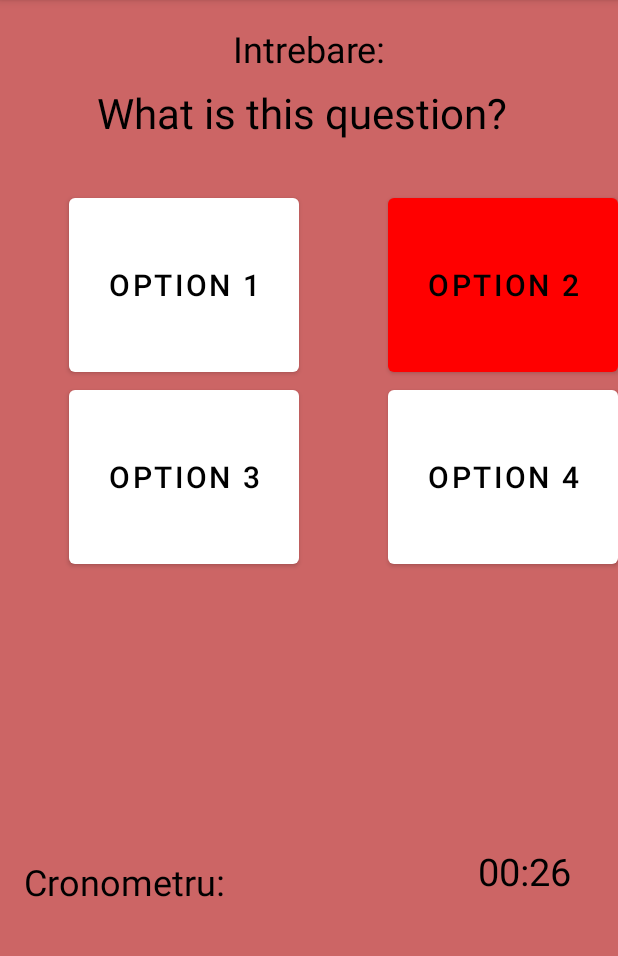
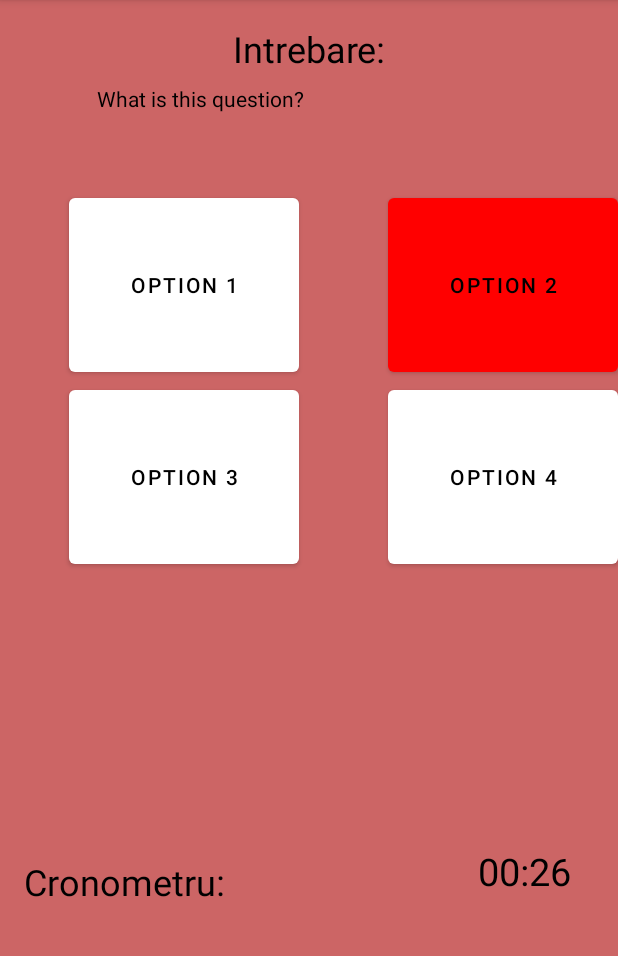
Before and after one commit to nicoletaosiceanu/CHSQuiz, an Android app: the quizut screen opened directly, with no data from a screen before it, after a tap on "OPTION 2", on a phone screen of 412 x 824 dp, the part 84-1040 px from its top. Run offline under Robolectric (Android 15) with nearby library versions, the phone set to English and light mode, and no system bars; our stand-ins replace Firebase (no records; nobody signed in at launch, a user with empty details on screens opened directly); 9 statements that could not run were skipped; 1 other tap on this screen came first.

Commit message:
quizgatafaraintrbrandom commit

```diff
--- a/app/src/main/java/com/example/chsquiz/quizut.java
+++ b/app/src/main/java/com/example/chsquiz/quizut.java
@@ -41,11 +41,12 @@ public class quizut extends AppCompatActivity {
         intrebare=(TextView)findViewById(R.id.intrb);
         cronometru=(TextView)findViewById(R.id.crono);
 
-
-        updateQuestion();
+        Intent ii=getIntent();
+        String materia=ii.getStringExtra("numematerie");
+        updateQuestion(materia);
         reverseTimer(30,timerTxt);
     }
-    private  void updateQuestion()
+    private  void updateQuestion(String mat)
     {
         total++;
         if(total>4)
@@ -60,7 +61,7 @@ public class quizut extends AppCompatActivity {
         }
         else
         {
-            reference= FirebaseDatabase.getInstance().getReference().child("Questions").child(String.valueOf(total));
+            reference= FirebaseDatabase.getInstance().getReference().child("TOATEMATERIILE").child(mat).child(String.valueOf(total));
             //total++;
             reference.addValueEventListener(new ValueEventListener()
             {
@@ -86,7 +87,7 @@ public class quizut extends AppCompatActivity {
                                     public void run() {
                                         correct++;
                                         b1.setBackgroundColor(Color.parseColor("#FFFFFF"));
-                                        updateQuestion();
+                                        updateQuestion(mat);
                                     }
                                 },1500);
                             }
@@ -126,7 +127,7 @@ public class quizut extends AppCompatActivity {
                                         b2.setBackgroundColor(Color.parseColor("#FFFFFF"));
                                         b3.setBackgroundColor(Color.parseColor("#FFFFFF"));
                                         b4.setBackgroundColor(Color.parseColor("#FFFFFF"));
-                                        updateQuestion();
+                                        updateQuestion(mat);
                                     }
                                 },1500);
 
@@ -151,7 +152,7 @@ public class quizut extends AppCompatActivity {
                                     public void run() {
                                         correct++;
                                         b2.setBackgroundColor(Color.parseColor("#FFFFFF"));
-                                        updateQuestion();
+                                        updateQuestion(mat);
                                     }
                                 },1500);
                             }
@@ -183,7 +184,7 @@ public class quizut extends AppCompatActivity {
                                         b2.setBackgroundColor(Color.parseColor("#FFFFFF"));
                                         b3.setBackgroundColor(Color.parseColor("#FFFFFF"));
                                         b4.setBackgroundColor(Color.parseColor("#FFFFFF"));
-                                        updateQuestion();
+                                        updateQuestion(mat);
                                     }
                                 },1500);
 
@@ -205,7 +206,7 @@ public class quizut extends AppCompatActivity {
                                     public void run() {
                                         correct++;
                                         b3.setBackgroundColor(Color.parseColor("#FFFFFF"));
-                                        updateQuestion();
+                                        updateQuestion(mat);
                                     }
                                 },1500);
                             }
@@ -237,7 +238,7 @@ public class quizut extends AppCompatActivity {
                                         b2.setBackgroundColor(Color.parseColor("#FFFFFF"));
                                         b3.setBackgroundColor(Color.parseColor("#FFFFFF"));
                                         b4.setBackgroundColor(Color.parseColor("#FFFFFF"));
-                                        updateQuestion();
+                                        updateQuestion(mat);
                                     }
                                 },1500);
 
@@ -260,7 +261,7 @@ public class quizut extends AppCompatActivity {
                                     public void run() {
                                         correct++;
                                         b4.setBackgroundColor(Color.parseColor("#FFFFFF"));
-                                        updateQuestion();
+                                        updateQuestion(mat);
                                     }
                                 },1500);
                             }
@@ -292,7 +293,7 @@ public class quizut extends AppCompatActivity {
                                         b2.setBackgroundColor(Color.parseColor("#FFFFFF"));
                                         b3.setBackgroundColor(Color.parseColor("#FFFFFF"));
                                         b4.setBackgroundColor(Color.parseColor("#FFFFFF"));
-                                        updateQuestion();
+                                        updateQuestion(mat);
                                     }
                                 },1500);
 
--- a/app/src/main/res/layout/activity_main.xml
+++ b/app/src/main/res/layout/activity_main.xml
@@ -16,7 +16,7 @@
         android:text="What is this question?"
 
         android:textColor="#000000"
-        android:textSize="28sp"
+        android:textSize="14sp"
         app:layout_constraintEnd_toEndOf="parent"
         app:layout_constraintStart_toStartOf="parent"
         app:layout_constraintTop_toBottomOf="@+id/intrb" />
@@ -31,7 +31,7 @@
         android:text="Option 1"
         android:textColor="#000000"
         android:textColorHighlight="#FFFFFF"
-        android:textSize="20sp"
+        android:textSize="14sp"
         app:backgroundTint="#FFFFFF"
         app:iconTint="#FFFFFF"
         app:layout_constraintEnd_toStartOf="@+id/button2"
@@ -46,7 +46,7 @@
         android:text="Option 2"
 
         android:textColor="#000000"
-        android:textSize="20sp"
+        android:textSize="14sp"
         app:backgroundTint="#FFFFFF"
         app:layout_constraintEnd_toEndOf="parent"
         app:layout_constraintTop_toBottomOf="@+id/questionsTxt" />
@@ -61,7 +61,7 @@
         android:text="Option 3"
 
         android:textColor="#000000"
-        android:textSize="20sp"
+        android:textSize="14sp"
         app:backgroundTint="#FFFFFF"
         app:layout_constraintEnd_toStartOf="@+id/button4"
         app:layout_constraintStart_toStartOf="parent"
@@ -75,7 +75,7 @@
         android:text="Option 4"
 
         android:textColor="#000000"
-        android:textSize="20sp"
+        android:textSize="14sp"
         app:backgroundTint="#FFFFFF"
         app:layout_constraintEnd_toEndOf="parent"
         app:layout_constraintTop_toBottomOf="@+id/button2" />
--- a/app/src/main/res/layout/activity_result.xml
+++ b/app/src/main/res/layout/activity_result.xml
@@ -35,7 +35,7 @@
         android:textColor="#000000"
         android:textSize="18sp"
         app:layout_constraintEnd_toStartOf="@+id/textView4"
-        app:layout_constraintHorizontal_bias="0.4"
+        app:layout_constraintHorizontal_bias="0.518"
         app:layout_constraintStart_toStartOf="parent"
         app:layout_constraintTop_toBottomOf="@+id/textView7" />
 
@@ -67,7 +67,7 @@
         android:textColor="#000000"
         android:textSize="18sp"
         app:layout_constraintEnd_toStartOf="@+id/textView5"
-        app:layout_constraintHorizontal_bias="1.0"
+        app:layout_constraintHorizontal_bias="0.68"
         app:layout_constraintStart_toStartOf="parent"
         app:layout_constraintTop_toBottomOf="@+id/textView" />
 
```
Also changed, not shown: app/src/main/java/com/example/chsquiz/Alegemat.java (+23 -1 lines).
